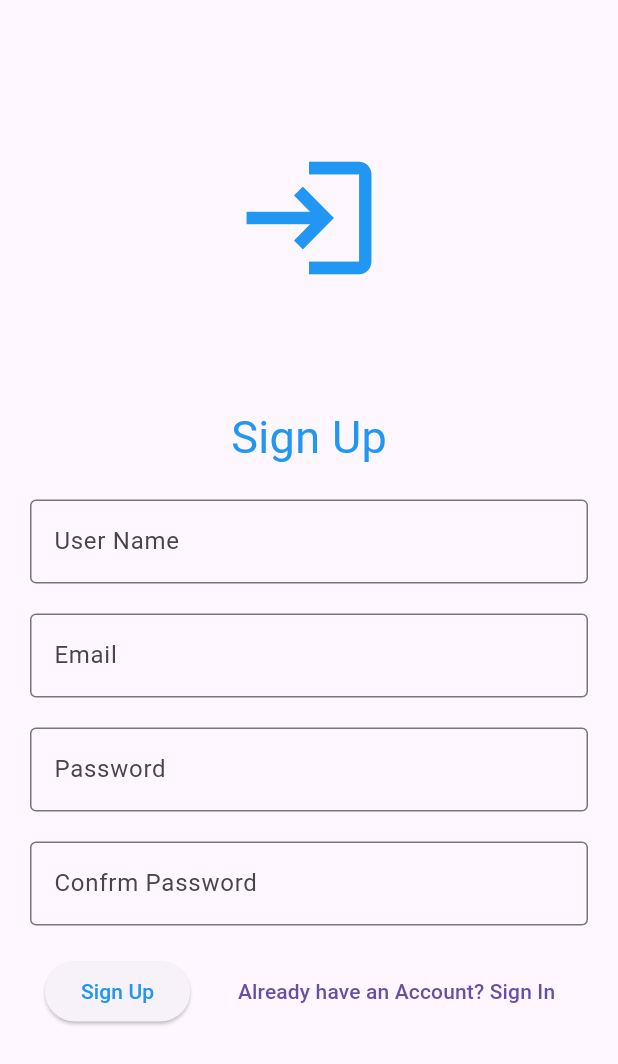
After one commit to farazinam/2401E1, a Flutter app: the screen it shows after launch, after a tap on "Sign Up", on a phone screen of 412 x 824 dp. The commit adds this screen. Shown: the top 1064 px of the screen. Run offline on Flutter 3.47's test engine with Material 3 defaults, Android fonts, the phone set to English and light mode, and no system bars; our stand-ins replace cloud_firestore, device_preview, firebase_auth, firebase_core, fluttertoast, form_field_validator and 1 more; accounts and stored records are empty; network calls fail; key blocks and very long unbroken strings in the code were emptied for the run.

Commit message:
Sign UP work with FIrebaseAuth

```diff
--- /dev/null
+++ b/HDSE-II/flutter/mobileapp/lib/Auth/signup.dart
@@ -0,0 +1,148 @@
+import 'package:cloud_firestore/cloud_firestore.dart';
+import 'package:firebase_auth/firebase_auth.dart';
+import 'package:flutter/material.dart';
+
+class SignUpScreen extends StatefulWidget {
+  const SignUpScreen({super.key});
+
+  @override
+  State<SignUpScreen> createState() => _SignUpScreenState();
+}
+
+class _SignUpScreenState extends State<SignUpScreen> {
+
+
+  final CollectionReference users = FirebaseFirestore.instance.collection('users');
+
+  final TextEditingController unController = TextEditingController();
+  final TextEditingController emailController = TextEditingController();
+  final TextEditingController passwordController = TextEditingController();
+  final TextEditingController confirmPasswordController = TextEditingController();
+
+  User? userExist = FirebaseAuth.instance.currentUser;
+
+  Future<void> signUpFn() async{
+    var inputUn = unController.text.trim();
+    var inpputEmail = emailController.text.trim();
+    var inputPass = passwordController.text.trim();
+    var inputCmPass = confirmPasswordController.text.trim();
+
+    if(inputPass == inputCmPass){
+      await FirebaseAuth.instance.createUserWithEmailAndPassword(
+        email: inpputEmail,
+        password: inputPass).then((value) =>{
+          print("User created"),
+          users.doc(userExist!.uid).set({
+            'username' : inputUn,
+            'email' : inpputEmail,
+            'createdAt' : DateTime.now(),
+            'uid' : userExist!.uid,
+          }),
+            print('Data Added')
+        });
+        ScaffoldMessenger.of(context).showSnackBar(
+          SnackBar(content: Text("Account Created"),
+          backgroundColor: Colors.green,)
+        );
+  }
+  }
+
+
+  @override
+  Widget build(BuildContext context) {
+    return Scaffold(
+      body: Form(
+        // key: _FKey,
+        child: Padding(
+          padding: EdgeInsets.all(20),
+          child: Column(
+            children: [
+              Container(
+                width: double.infinity,
+                height: 250,
+                child: Icon(Icons.login, size: 100, color: Colors.blue),
+              ),
+              Text(
+                "Sign Up",
+                style: TextStyle(fontSize: 30, color: Colors.blue),
+              ),
+              SizedBox(height: 20),
+              TextFormField(
+                controller: unController,
+                // autovalidateMode: AutovalidateMode.onUserInteraction,
+                // validator: MultiValidator([
+                //   RequiredValidator(errorText: "Required"),
+                // ]).call,
+                decoration: InputDecoration(
+                  label: Text("User Name"),
+                  border: OutlineInputBorder(),
+                ),
+              ),
+              SizedBox(height: 20),
+
+              TextFormField(
+                controller: emailController,
+                autovalidateMode: AutovalidateMode.onUserInteraction,
+                // validator: MultiValidator([
+                //   RequiredValidator(errorText: "Required"),
+                //   EmailValidator(errorText: "Please Provide Correct Email"),
+                // ]).call,
+                decoration: InputDecoration(
+                  label: Text("Email"),
+                  border: OutlineInputBorder(),
+                ),
+              ),
+              SizedBox(height: 20),
+
+              TextFormField(
+                controller: passwordController,
+                // autovalidateMode: AutovalidateMode.onUserInteraction,
+                // validator: MultiValidator([
+                //   RequiredValidator(errorText: "Required"),
+                // ]).call,
+                decoration: InputDecoration(
+                  label: Text("Password"),
+                  border: OutlineInputBorder(),
+                ),
+              ),
+              SizedBox(height: 20),
+
+              TextFormField(
+                controller: confirmPasswordController,
+                // autovalidateMode: AutovalidateMode.onUserInteraction,
+                // validator: MultiValidator([
+                //   RequiredValidator(errorText: "Required"),
+                // ]).call,
+                decoration: InputDecoration(
+                  label: Text("Confrm Password"),
+                  border: OutlineInputBorder(),
+                ),
+              ),
+              SizedBox(height: 20),
+
+              Row(
+                mainAxisAlignment: MainAxisAlignment.spaceAround,
+                children: [
+                  ElevatedButton(
+                    onPressed: signUpFn,
+                    child: Text(
+                      "Sign Up",
+                      style: TextStyle(color: Colors.blue),
+                    ),
+                  ),
+
+                  TextButton(
+                    onPressed: () {
+                      Navigator.pop(context);
+                    },
+                    child: Text("Already have an Account? Sign In"),
+                  ),
+                ],
+              ),
+            ],
+          ),
+        ),
+      ),
+    );
+  }
+}
--- a/HDSE-II/flutter/mobileapp/lib/CRUD/read.dart
+++ b/HDSE-II/flutter/mobileapp/lib/CRUD/read.dart
@@ -32,19 +32,19 @@ class _ReadExampleState extends State<ReadExample> {
       body: StreamBuilder<QuerySnapshot>(
         stream: pro.snapshots(),
         builder: (context, snapshot) {
-          // if (snapshot.hasError) {
-          //   return const Center(child: Text('Something went wrong'));
-          // }
+          if (snapshot.hasError) {
+            return const Center(child: Text('Something went wrong'));
+          }
 
-          // if (snapshot.connectionState == ConnectionState.waiting) {
-          //   return const Center(child: CircularProgressIndicator());
-          // }
+          if (snapshot.connectionState == ConnectionState.waiting) {
+            return const Center(child: CircularProgressIndicator());
+          }
 
           final catList = snapshot.data!.docs;
 
-          // if (catList.isEmpty) {
-          //   return const Center(child: Text('No Category found'));
-          // }
+          if (catList.isEmpty) {
+            return const Center(child: Text('No Category found'));
+          }
 
           return ListView.builder(
             itemCount: catList.length,
--- a/HDSE-II/flutter/mobileapp/lib/main.dart
+++ b/HDSE-II/flutter/mobileapp/lib/main.dart
@@ -1,4 +1,5 @@
 import 'package:flutter/material.dart';
+import 'package:mobileapp/Auth/signup.dart';
 import 'package:mobileapp/CRUD/create.dart';
 import 'package:mobileapp/CRUD/read.dart';
 import 'package:mobileapp/callLog.dart';
@@ -57,7 +58,9 @@ class MyApp extends StatelessWidget {
       // home: TableExample()
 
       // home: CreateExample()
-      home: ReadExample()
+      // home: ReadExample()
+
+      home: SignUpScreen(),
     );
   }
 }
--- a/HDSE-II/flutter/mobileapp/pubspec.yaml
+++ b/HDSE-II/flutter/mobileapp/pubspec.yaml
@@ -40,6 +40,7 @@ dependencies:
   form_field_validator: ^1.1.0
   firebase_core: ^4.2.0
   cloud_firestore: ^6.0.3
+  firebase_auth: ^6.1.1
 
 dev_dependencies:
   flutter_test:
```
Also changed, not shown: HDSE-II/flutter/mobileapp/lib/Auth/signin.dart (added), HDSE-II/flutter/mobileapp/pubspec.lock, 3 other files.
